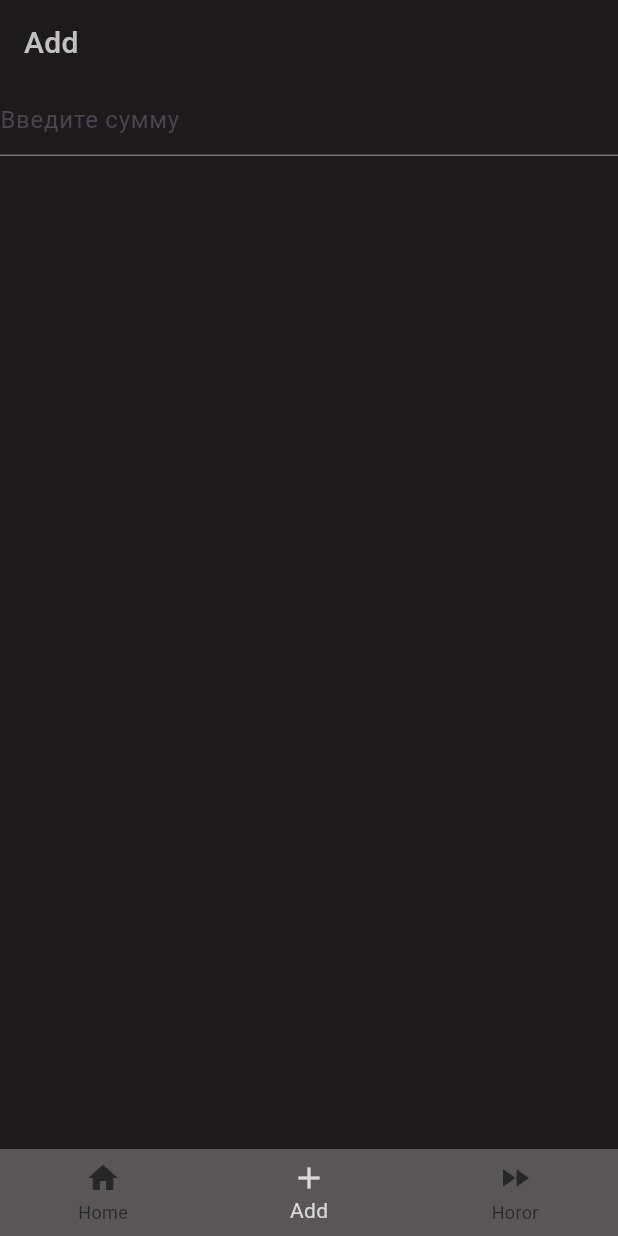
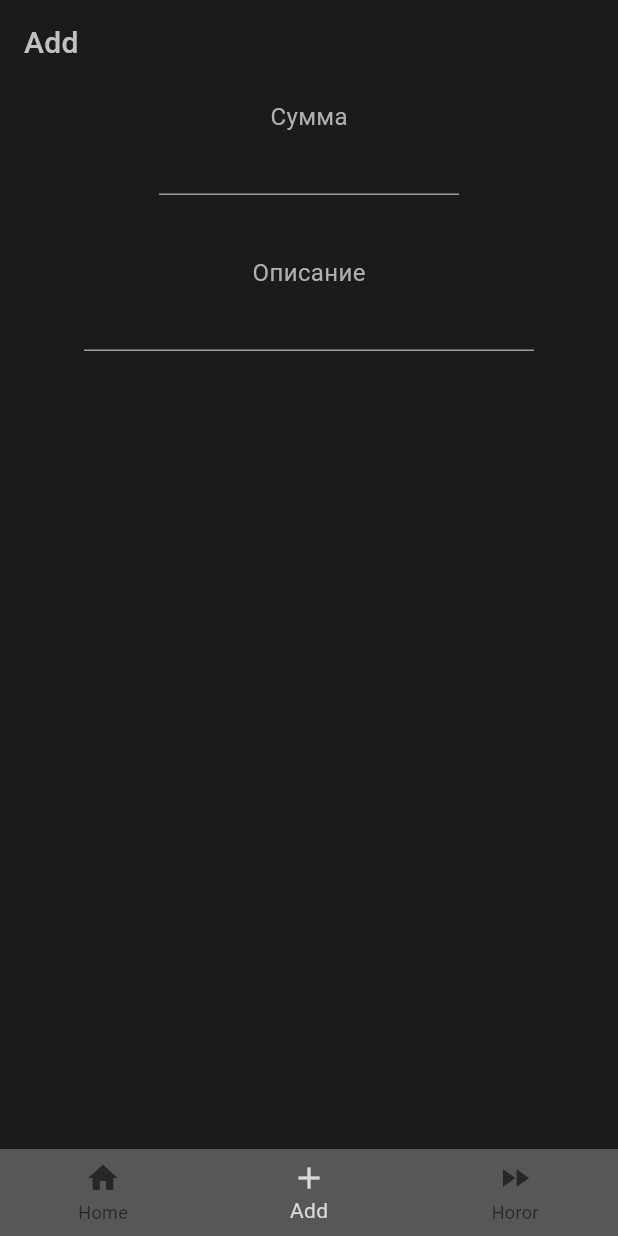
Before and after one commit to ana-znv/financial_accounting, a Flutter app: the screen it shows after launch, item 2 of the bottom bar chosen, on a phone screen of 412 x 824 dp. Run offline on Flutter 3.47's test engine with Material 3 defaults, Android fonts, the light colour scheme and no system bars.

Commit message:
added inputs

```diff
--- a/lib/screens/add.dart
+++ b/lib/screens/add.dart
@@ -12,17 +12,51 @@ class _AddState extends State<Add> {
   Widget build(BuildContext context) {
     final theme = Theme.of(context);
     return Scaffold(
-      appBar: AppBar(
-        title: Text('Add', style: theme.textTheme.titleMedium),
-      ),
+      appBar: AppBar(title: Text('Add', style: theme.textTheme.titleMedium)),
       body: Center(
         child: Column(
           children: [
-            TextField(
-              decoration: const InputDecoration(
-                border: UnderlineInputBorder(),
-                labelText: 'Введите сумму',
-                isDense: true,
+            Padding(
+              padding: EdgeInsets.symmetric(vertical: 10),
+              child: Text('Сумма'),
+            ),
+            SizedBox(
+              width: 200,
+              child: TextFormField(
+                decoration: InputDecoration(
+                  enabledBorder: UnderlineInputBorder(
+                    borderSide: BorderSide(color: Colors.grey),
+                  ),
+                  focusedBorder: UnderlineInputBorder(
+                    borderSide: BorderSide(
+                      color: const Color.fromARGB(255, 166, 164, 179),
+                    ),
+                  ),
+                  isDense: true,
+                ),
+                textAlign: TextAlign.center,
+                style: theme.textTheme.bodyMedium,
+              ),
+            ),
+            Padding(
+              padding: EdgeInsets.only(top: 40, bottom: 10),
+              child: Text('Описание'),
+            ),
+            SizedBox(
+              width: 300,
+              child: TextFormField(
+                decoration: InputDecoration(
+                  enabledBorder: UnderlineInputBorder(
+                    borderSide: BorderSide(color: Colors.grey),
+                  ),
+                  focusedBorder: UnderlineInputBorder(
+                    borderSide: BorderSide(
+                      color: const Color.fromARGB(255, 166, 164, 179),
+                    ),
+                  ),
+                  isDense: true,
+                ),
+                style: theme.textTheme.bodyMedium,
               ),
             )
           ],
--- a/lib/theme.dart
+++ b/lib/theme.dart
@@ -7,8 +7,12 @@ final theme = ThemeData(
       fontSize: 20,
     ),
     bodyMedium: TextStyle(
-      color: Color.fromARGB(255, 193, 193, 193),
+      color: Color.fromARGB(255, 176, 176, 176),
       fontSize: 16
+    ),
+    labelMedium: TextStyle(
+      color: Colors.white70,
+      fontWeight: FontWeight.w300,
     )
   ),
   scaffoldBackgroundColor: Color(0xFF1C1A1B),
```
